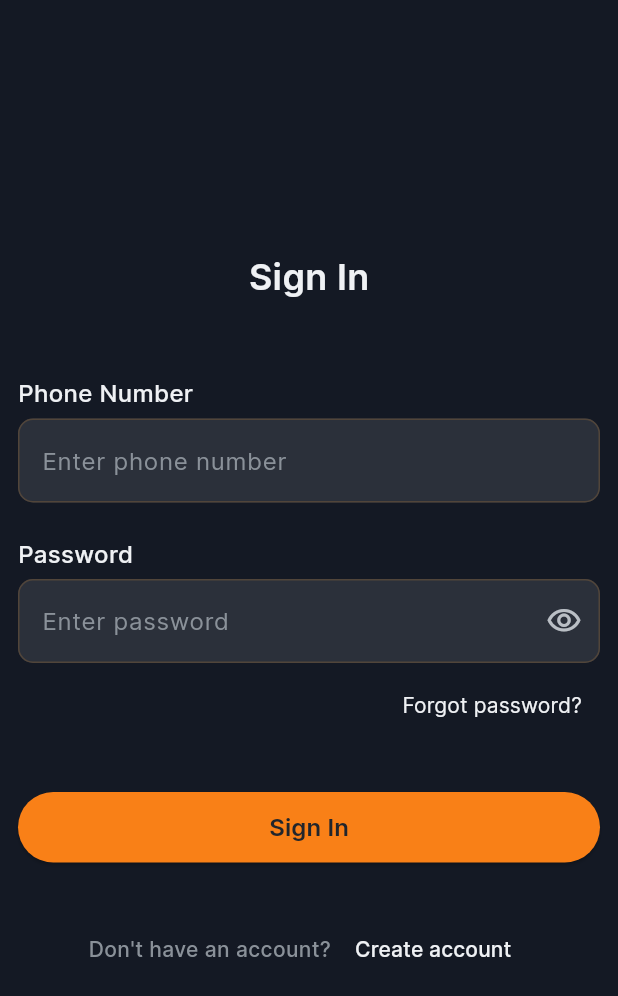
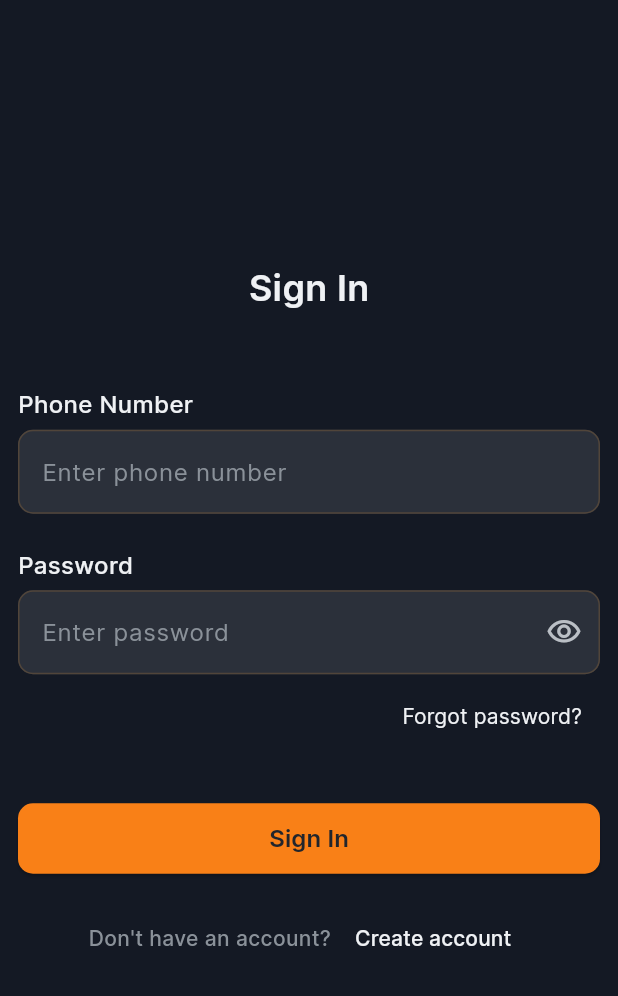
Before and after one commit to Afnan011/parcel_guru, a Flutter app: the screen it shows after launch, after a tap on "Skip", on a phone screen of 412 x 824 dp. Shown: the top 996 px of the screen. Run offline on Flutter 3.47's test engine with Material 3 defaults, Android fonts, the phone set to English and light mode, and no system bars; our stand-ins replace animate_do, flutter_onboarding_slider.

Commit message:
sign in button updated

```diff
--- a/lib/screens/signin/signin.dart
+++ b/lib/screens/signin/signin.dart
@@ -1,4 +1,5 @@
 import 'package:flutter/material.dart';
+import 'package:parcel_guru/widgets/button_primary.dart';
 
 class SignIn extends StatefulWidget {
   const SignIn({super.key});
@@ -8,13 +9,14 @@ class SignIn extends StatefulWidget {
 }
 
 class _SignInState extends State<SignIn> {
-
   bool _obscureText = false;
   var eyeIcon = Icons.visibility_outlined;
 
   void togglePassword() {
     setState(() {
-      eyeIcon =  _obscureText ? Icons.visibility_outlined : Icons.visibility_off_outlined;
+      eyeIcon = _obscureText
+          ? Icons.visibility_outlined
+          : Icons.visibility_off_outlined;
       print(_obscureText);
       _obscureText = !_obscureText;
     });
@@ -41,31 +43,29 @@ class _SignInState extends State<SignIn> {
                   ),
                 ),
               ),
-
               Container(
                 padding:
                     const EdgeInsets.symmetric(horizontal: 12.0, vertical: 4.0),
-                child:  Column(
+                child: const Column(
                   crossAxisAlignment: CrossAxisAlignment.start,
                   children: [
-                    const Text(
+                    Text(
                       "Phone Number",
                       style: TextStyle(
                           color: Color(0xFFEFF1F4),
                           fontWeight: FontWeight.w500,
                           fontSize: 16),
                     ),
-
-                    const SizedBox(
+                    SizedBox(
                       height: 5,
                     ),
-
                     TextField(
-                      style: const TextStyle(
+                      keyboardType: TextInputType.phone,
+                      style: TextStyle(
                           fontSize: 16,
                           color: Color(0xFFEFF1F4),
                           fontWeight: FontWeight.w400),
-                      decoration: const InputDecoration(
+                      decoration: InputDecoration(
                         hintText: "Enter phone number",
                         filled: true,
                         fillColor: Color(0xFF2B303A),
@@ -74,21 +74,25 @@ class _SignInState extends State<SignIn> {
                             color: Color(0xff8A9199),
                             fontWeight: FontWeight.w400),
                         border: OutlineInputBorder(
+                            borderSide: BorderSide(color: Color(0xff141924)),
                             borderRadius:
-                                  BorderRadius.all(Radius.circular(10)))),
+                                BorderRadius.all(Radius.circular(10))),
+                        focusedBorder: OutlineInputBorder(
+                            borderSide: BorderSide(color: Color(0xFFF98017)),
+                            borderRadius:
+                                BorderRadius.all(Radius.circular(10))),
+                      ),
                     )
                   ],
                 ),
               ),
-
               const SizedBox(
                 height: 15,
               ),
-
               Container(
                 padding:
                     const EdgeInsets.symmetric(horizontal: 12.0, vertical: 4.0),
-                child:  Column(
+                child: Column(
                   crossAxisAlignment: CrossAxisAlignment.start,
                   children: [
                     const Text(
@@ -96,7 +100,8 @@ class _SignInState extends State<SignIn> {
                       style: TextStyle(
                         color: Color(0xFFEFF1F4),
                         fontWeight: FontWeight.w500,
-                          fontSize: 16),
+                        fontSize: 16,
+                      ),
                     ),
                     const SizedBox(
                       height: 5,
@@ -115,21 +120,26 @@ class _SignInState extends State<SignIn> {
                         hintStyle: const TextStyle(
                             fontSize: 16,
                             color: Color(0xff8A9199),
-                              fontWeight: FontWeight.w400
-                          ),
+                            fontWeight: FontWeight.w400),
                         border: const OutlineInputBorder(
+                            borderSide: BorderSide(color: Color(0xff141924)),
+                            borderRadius:
+                                BorderRadius.all(Radius.circular(10))),
+                        focusedBorder: const OutlineInputBorder(
+                            borderSide: BorderSide(color: Color(0xFFF98017)),
                             borderRadius:
                                 BorderRadius.all(Radius.circular(10))),
                         suffixIcon: IconButton(
                             onPressed: togglePassword,
-                              icon:  Icon(eyeIcon, color: const Color(0xFFBABFC5),)
-                          ),
+                            icon: Icon(
+                              eyeIcon,
+                              color: const Color(0xFFBABFC5),
+                            )),
                       ),
                     )
                   ],
                 ),
               ),
-
               Row(
                 mainAxisAlignment: MainAxisAlignment.end,
                 children: [
@@ -148,34 +158,20 @@ class _SignInState extends State<SignIn> {
                   ),
                 ],
               ),
-
               const SizedBox(
                 height: 30,
               ),
-
               Container(
                   width: double.infinity,
                   height: 55,
-                  padding: const EdgeInsets.symmetric(horizontal: 12.0, vertical: 4.0),
-                  child: ElevatedButton(
-                    onPressed: () {},
-                    style: ElevatedButton.styleFrom(
-                      backgroundColor: const Color(0xFFF98017)
+                  padding: const EdgeInsets.symmetric(
+                      horizontal: 12.0, vertical: 4.0),
+                  child: PrimaryButton(btnText: "Sign In", onPressed: (){})
               ),
-                    child: const Text(
-                      "Sign In",
-                      style: TextStyle(
-                        fontWeight: FontWeight.w600,
-                        fontSize: 16,
-                        color: Color(0XFF21252C),
-                      ),
-                    ),
-                  )),
 
               const SizedBox(
-                height: 30,
+                height: 15,
               ),
-
               Row(
                 mainAxisAlignment: MainAxisAlignment.center,
                 crossAxisAlignment: CrossAxisAlignment.center,
@@ -189,7 +185,7 @@ class _SignInState extends State<SignIn> {
                     ),
                   ),
                   TextButton(
-                      onPressed: (){},
+                    onPressed: () {},
                     child: const Text(
                       "Create account",
                       style: TextStyle(
@@ -201,7 +197,6 @@ class _SignInState extends State<SignIn> {
                   ),
                 ],
               )
-
             ],
           ),
         ),
```
Lines whose indentation alone changed are shown as unchanged.
